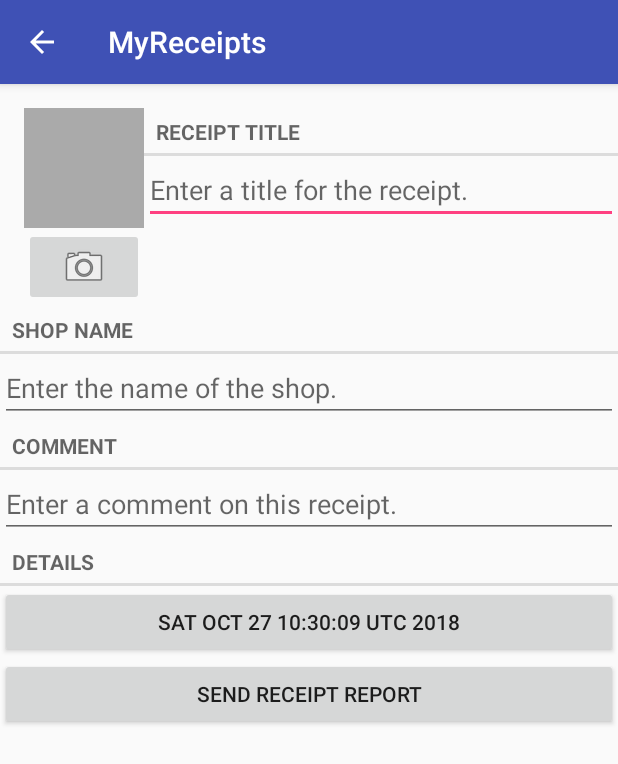
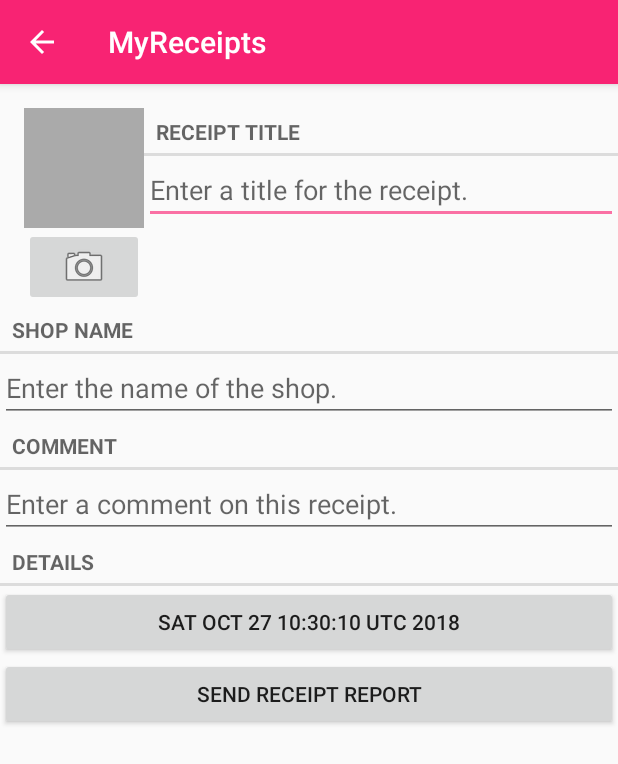
Before and after one commit to usc-sba006/MyReceipts, an Android app: the screen it shows after launch (ReceiptPagerActivity), after a tap on "New Receipt", on a phone screen of 412 x 824 dp. Shown: the top 764 px of the screen. Run offline under Robolectric (Android 15) with nearby library versions, the phone set to English and light mode, and no system bars.

```diff
--- a/app/src/main/AndroidManifest.xml
+++ b/app/src/main/AndroidManifest.xml
@@ -5,6 +5,8 @@
     <uses-feature android:name="android.hardware.camera"
         android:required="false"
         />
+
+    <uses-permission android:name="android.permission.INTERNET"/>
 
     <application
         android:allowBackup="true"
@@ -23,6 +25,10 @@
             android:name="com.bignerdranch.android.myreceipts.ReceiptPagerActivity"
             android:parentActivityName="com.bignerdranch.android.myreceipts.ReceiptListActivity">
         </activity>
+        <activity
+            android:name="com.bignerdranch.android.myreceipts.HelpWebPage"
+            android:parentActivityName="com.bignerdranch.android.myreceipts.ReceiptListActivity">
+        </activity>
 
         <provider
             android:name="android.support.v4.content.FileProvider"
--- a/app/src/main/java/com/bignerdranch/android/myreceipts/ReceiptListFragment.java
+++ b/app/src/main/java/com/bignerdranch/android/myreceipts/ReceiptListFragment.java
@@ -76,6 +76,9 @@ public class ReceiptListFragment extends Fragment {
                         .newIntent(getActivity(), receipt.getId());
                 startActivity(intent);
                 return true;
+            case R.id.receipt_help:
+                Intent i = new Intent(getActivity(), HelpWebPage.class);
+                startActivity(i);
 //            case R.id.show_subtitle:
 //                mSubtitleVisible = !mSubtitleVisible;
 //                getActivity().invalidateOptionsMenu();
--- a/app/src/main/res/values/colors.xml
+++ b/app/src/main/res/values/colors.xml
@@ -1,6 +1,6 @@
 <?xml version="1.0" encoding="utf-8"?>
 <resources>
-    <color name="colorPrimary">#3F51B5</color>
-    <color name="colorPrimaryDark">#303F9F</color>
-    <color name="colorAccent">#FF4081</color>
+    <color name="colorPrimary">#F82373</color>
+    <color name="colorPrimaryDark">#C12C5C</color>
+    <color name="colorAccent">#FA70A4</color>
 </resources>
--- a/app/src/main/res/values/strings.xml
+++ b/app/src/main/res/values/strings.xml
@@ -10,6 +10,7 @@
     <string name="date_picker_title">Date of purchase:</string>
     <string name="new_receipt">New Receipt</string>
     <string name="receipt_help">Receipt Help</string>
+    <string name="receipt_help_url">http://en.wikipedia.org/wiki/Receipt</string>
     <string name="show_subtitle">Show Subtitle</string>
     <string name="hide_subtitle">Hide Subtitle</string>
     <string name="subtitle_format">%1$d receipt(s)</string>
```
Also changed, not shown: app/src/main/java/com/bignerdranch/android/myreceipts/HelpWebPage.java (+57 -0 lines), app/src/main/res/layout/activity_helpwebpage.xml (added, +19 -0 lines).
